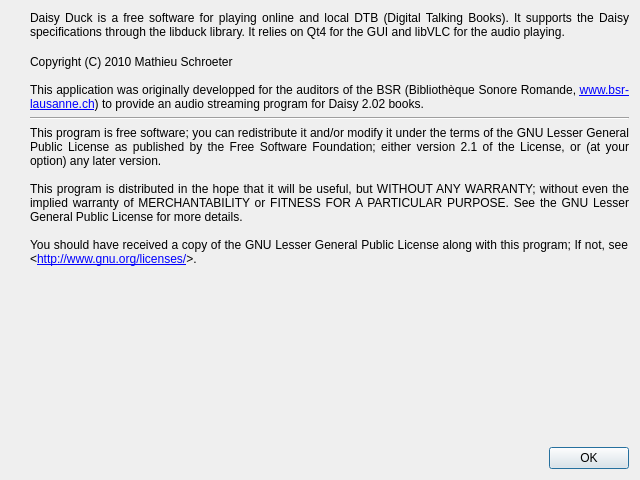
The window that src/dialogAbout.ui (Skywalker13/DaisyDuck) describes before a commit, drawn with Qt 5.
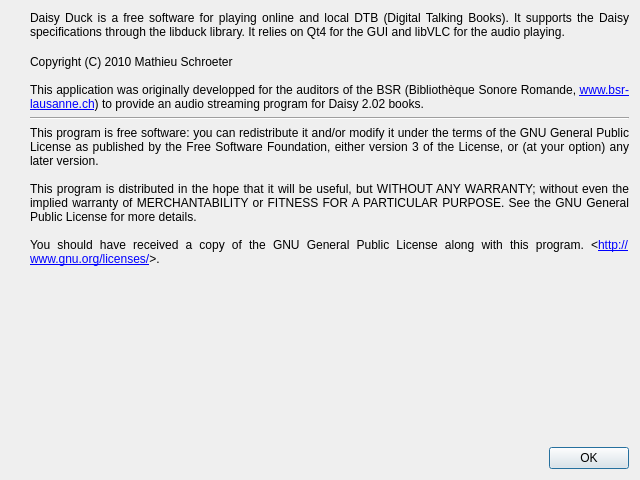
The same window after the commit. Icons and pictures are not drawn.

Commit message: move from LGPL2.1+ to GPL3+; LGPL is useless in the case of this program

Diff of the .ui file:
```diff
--- a/src/dialogAbout.ui
+++ b/src/dialogAbout.ui
@@ -77,7 +77,7 @@
    <item row="4" column="1">
     <widget class="QLabel" name="label_3">
      <property name="text">
-      <string>This program is free software; you can redistribute it and/or modify it under the terms of the GNU Lesser General Public License as published by the Free Software Foundation; either version 2.1 of the License, or (at your option) any later version.&lt;br/&gt;&lt;br/&gt;This program is distributed in the hope that it will be useful, but WITHOUT ANY WARRANTY; without even the implied warranty of MERCHANTABILITY or FITNESS FOR A PARTICULAR PURPOSE. See the GNU Lesser General Public License for more details.&lt;br/&gt;&lt;br/&gt;You should have received a copy of the GNU Lesser General Public License along with this program; If not, see &amp;lt;&lt;a href=&quot;http://www.gnu.org/licenses/&quot;&gt;http://www.gnu.org/licenses/&lt;/a&gt;&amp;gt;.</string>
+      <string>This program is free software: you can redistribute it and/or modify it under the terms of the GNU General Public License as published by the Free Software Foundation, either version 3 of the License, or (at your option) any later version.&lt;br/&gt;&lt;br/&gt;This program is distributed in the hope that it will be useful, but WITHOUT ANY WARRANTY; without even the implied warranty of MERCHANTABILITY or FITNESS FOR A PARTICULAR PURPOSE.  See the GNU General Public License for more details.&lt;br/&gt;&lt;br/&gt;You should have received a copy of the GNU General Public License along with this program.   &amp;lt;&lt;a href=&quot;http://www.gnu.org/licenses/&quot;&gt;http://www.gnu.org/licenses/&lt;/a&gt;&amp;gt;.</string>
      </property>
      <property name="textFormat">
       <enum>Qt::RichText</enum>
```
The commit also changes 15 other files.
